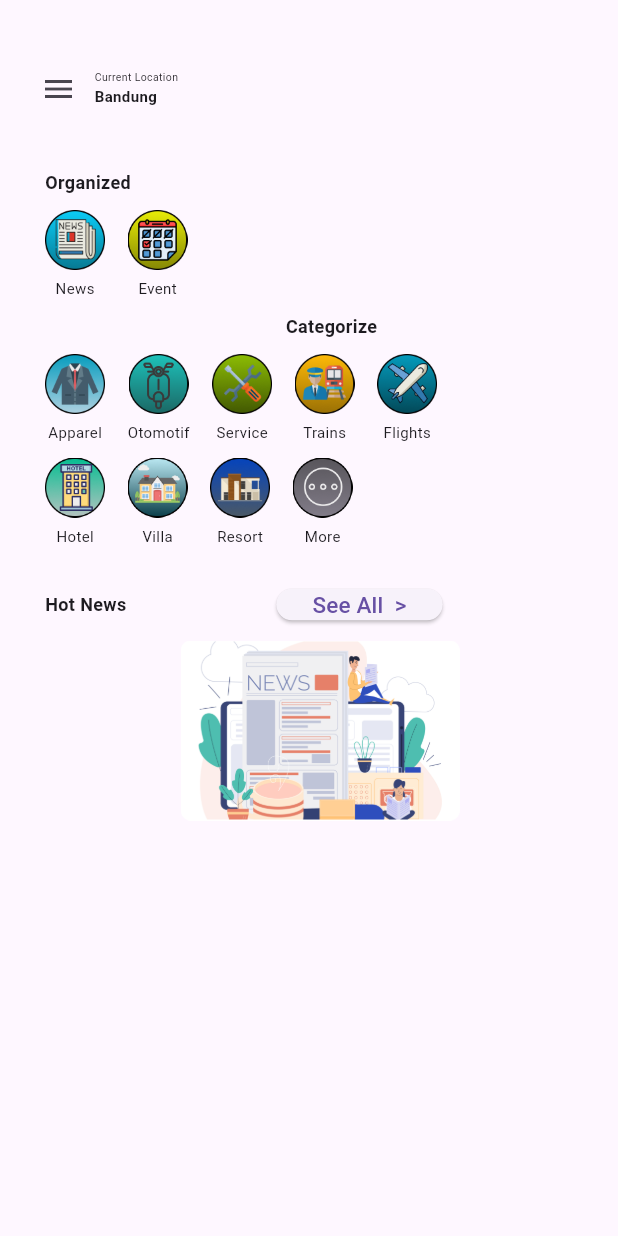
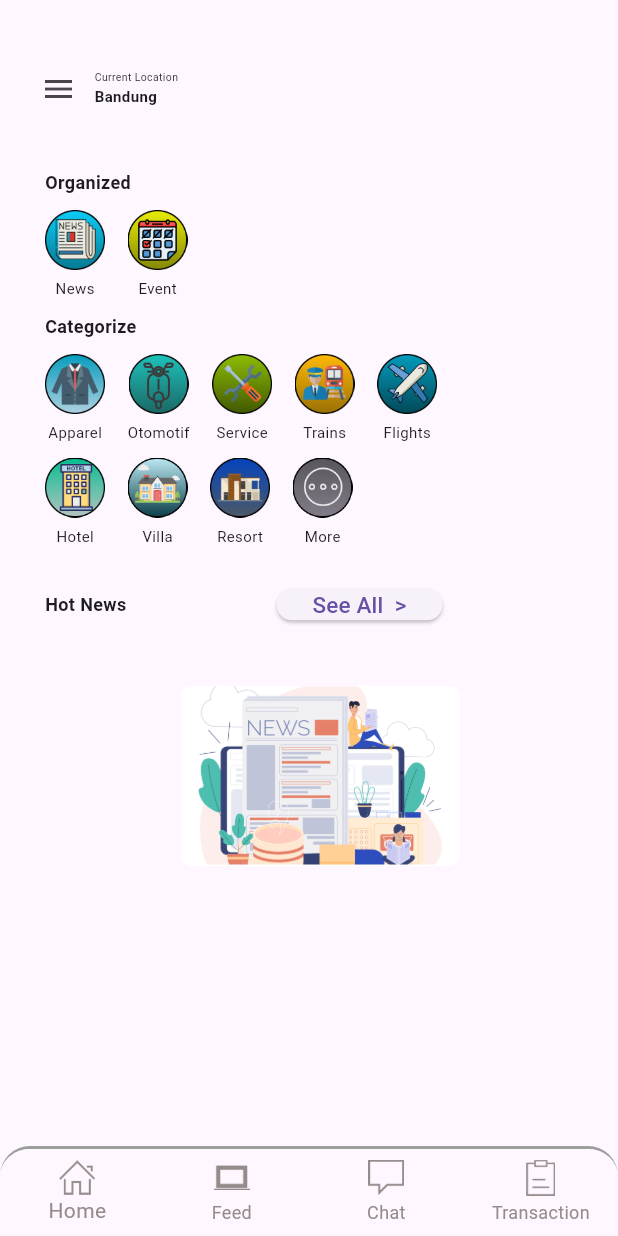
Before and after one commit to ArvandAlfarizki/ApkDemo, a Flutter app: the HomeScreen screen opened directly, on a phone screen of 412 x 824 dp. Run offline on Flutter 3.47's test engine with Material 3 defaults, Android fonts, the light colour scheme and no system bars; our stand-ins replace flutter_screenutil, google_fonts.

Commit message:
home lagi
home lagi

```diff
--- a/lib/home/home.dart
+++ b/lib/home/home.dart
@@ -115,6 +115,7 @@ class HomeScreen extends StatelessWidget {
                     child: Container(
                       margin: EdgeInsets.only(left: 15.0, top: 10.0),
                       child: Column(
+                        crossAxisAlignment: CrossAxisAlignment.start,
                         children: [
                           Text('Categorize',
                               style: GoogleFonts.balooDa2(
@@ -290,6 +291,8 @@ class HomeScreen extends StatelessWidget {
                     ),
                   ),
                   SliverToBoxAdapter(
+                      child: Container(
+                    margin: EdgeInsets.only(top: 30.0, bottom: 20.0),
                     child: Center(
                       child: Column(
                         mainAxisAlignment: MainAxisAlignment.start,
@@ -302,13 +305,75 @@ class HomeScreen extends StatelessWidget {
                         ],
                       ),
                     ),
-                  ),
+                  )),
                 ],
               ),
             ),
           ],
         ),
       ),
+      bottomNavigationBar: Container(
+        decoration: BoxDecoration(
+          color: Colors.white,
+          border: Border(
+            top: BorderSide(
+              color: Colors.grey,
+              width: 2.0,
+            ),
+          ),
+          borderRadius: BorderRadius.only(
+            topLeft: Radius.circular(20.0),
+            topRight: Radius.circular(20.0),
+          ),
+        ),
+        child: ClipRRect(
+          borderRadius: BorderRadius.only(
+            topLeft: Radius.circular(20.0),
+            topRight: Radius.circular(20.0),
+          ),
+          child: BottomNavigationBar(
+            type: BottomNavigationBarType.fixed, // Tambahkan ini
+            items: [
+              BottomNavigationBarItem(
+                icon: SizedBox(
+                  width: 24,
+                  height: 24,
+                  child: Image.asset('lib/Assets/Images/icon _home_.png'),
+                ),
+                label: 'Home',
+              ),
+              BottomNavigationBarItem(
+                icon: SizedBox(
+                  width: 24,
+                  height: 24,
+                  child: Image.asset('lib/Assets/Images/icon _feed_.png'),
+                ),
+                label: 'Feed',
+              ),
+              BottomNavigationBarItem(
+                icon: SizedBox(
+                  width: 24,
+                  height: 24,
+                  child: Image.asset('lib/Assets/Images/icon _chat_.png'),
+                ),
+                label: 'Chat',
+              ),
+              BottomNavigationBarItem(
+                icon: SizedBox(
+                  width: 24,
+                  height: 24,
+                  child: Image.asset('lib/Assets/Images/icon_transaction_.png'),
+                ),
+                label: 'Transaction',
+              ),
+            ],
+            selectedItemColor:
+                Color(0xFF968B8B), // Warna untuk item yang dipilih
+            unselectedItemColor:
+                Color(0xFF968B8B), // Warna untuk item yang tidak dipilih
+          ),
+        ),
+      ),
     );
   }
 }
```
Also changed, not shown: lib/Assets/Images/icon _chat_.png (added), lib/Assets/Images/icon _feed_.png (added), lib/Assets/Images/icon _home_.png (added), lib/Assets/Images/icon_transaction_.png (added).
